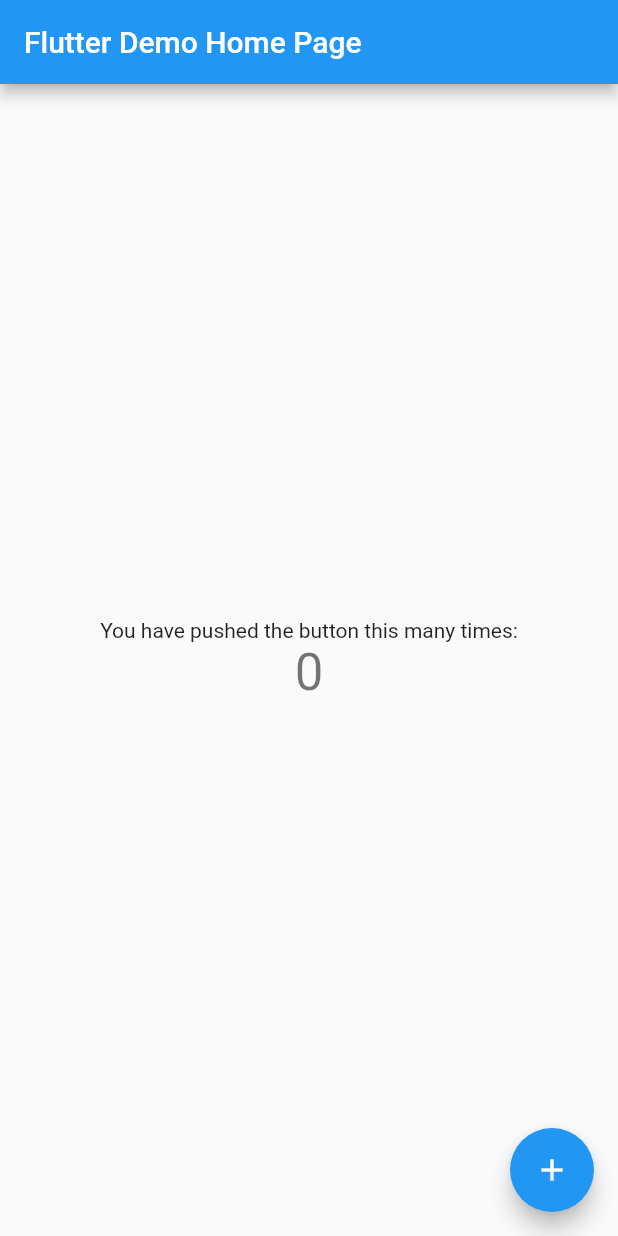
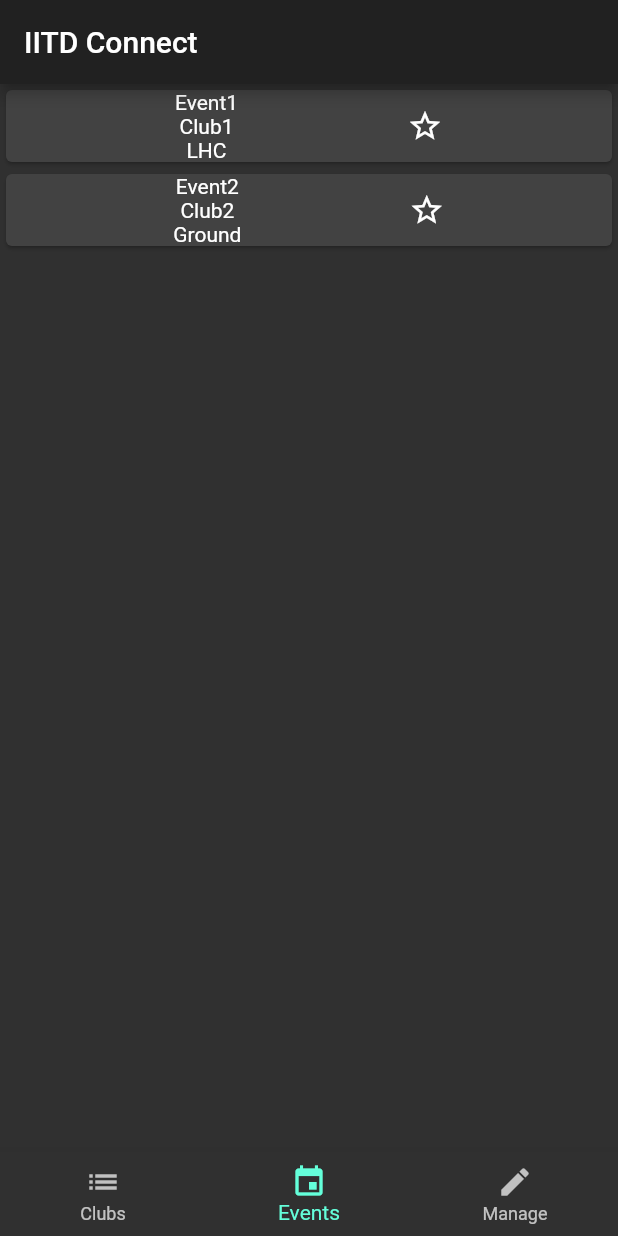
Before and after one commit to rohitagarwal0910/IITDConnectApp, a Flutter app: the screen it shows after launch, on a phone screen of 412 x 824 dp. Run offline on Flutter 3.47's test engine with Material 2 defaults, Android fonts, the phone set to English and light mode, and no system bars.

Commit message:
Added bottom nav bar and starter code for events

```diff
--- /dev/null
+++ b/lib/clubs_screen.dart
@@ -0,0 +1,13 @@
+import 'package:flutter/material.dart';
+
+class ClubsPage extends StatelessWidget {
+  final String title = 'Clubs';
+
+  @override
+  Widget build(BuildContext context) {
+    return Container(
+      margin: EdgeInsets.all(25),
+      child: Text('Club List Here'),
+    );
+  }
+}
--- /dev/null
+++ b/lib/events/event_card.dart
@@ -0,0 +1,53 @@
+import 'package:flutter/material.dart';
+
+import './events_screen.dart';
+
+class EventCard extends StatefulWidget {
+  final Event event;
+
+  EventCard(this.event);
+
+  @override
+  State<StatefulWidget> createState() {
+    return EventCardState();
+  }
+}
+
+class EventCardState extends State<EventCard> {
+  Event _event;
+  Icon _icon = Icon(Icons.star_border);
+
+  @override
+  void initState() {
+    _event = widget.event;
+    super.initState();
+  }
+
+  @override
+  Widget build(BuildContext context) {
+    return Card(
+      child: Row(
+        children: <Widget>[
+          Spacer(),
+          Column(
+            children: <Widget>[
+              Text(_event.eventName),
+              Text(_event.eventBody),
+              Text(_event.venue)
+            ],
+          ),
+          Spacer(),
+          GestureDetector(
+            onTap: () {
+              setState(() {
+                _icon = Icon(Icons.star);
+              });
+            },
+            child: _icon,
+          ),
+          Spacer(),
+        ],
+      ),
+    );
+  }
+}
--- /dev/null
+++ b/lib/events/event_list.dart
@@ -0,0 +1,17 @@
+import 'package:flutter/material.dart';
+
+import './events_screen.dart';
+import './event_card.dart';
+
+class EventList extends StatelessWidget {
+  final List<Event> events;
+
+  EventList(this.events);
+
+  @override
+  Widget build(BuildContext context) {
+    return Column(
+      children: events.map((element) => EventCard(element)).toList(),
+    );
+  }
+}
--- /dev/null
+++ b/lib/events/events_screen.dart
@@ -0,0 +1,42 @@
+import 'package:flutter/material.dart';
+
+import './event_list.dart';
+
+// dummy event class and two dummy events
+
+class Event {
+  String eventName;
+  String venue;
+  String about;
+  bool isStarred;
+  String eventBody;
+
+  Event(
+      {this.eventName, this.eventBody, this.venue, this.about, this.isStarred});
+}
+
+var dummyEvent = Event(
+    eventName: 'Event1',
+    eventBody: 'Club1',
+    venue: 'LHC',
+    about: 'jhkbj',
+    isStarred: false);
+
+var dummyEvent2 = Event(
+    eventName: 'Event2',
+    eventBody: 'Club2',
+    venue: 'Ground',
+    about: 'jhkbj2',
+    isStarred: false);
+
+List<Event> events = [dummyEvent, dummyEvent2];
+var uy = [dummyEvent, dummyEvent2];
+
+class EventsPage extends StatelessWidget {
+  @override
+  Widget build(BuildContext context) {
+    return Center(
+      child: EventList(events)
+    );
+  }
+}
--- a/lib/main.dart
+++ b/lib/main.dart
@@ -1,111 +1,56 @@
 import 'package:flutter/material.dart';
+
+import './events/events_screen.dart';
+import './clubs_screen.dart';
+import './manage_events.dart';
 
 void main() => runApp(MyApp());
 
-class MyApp extends StatelessWidget {
-  // This widget is the root of your application.
+class MyApp extends StatefulWidget {
+  @override
+  State<StatefulWidget> createState() {
+    return MyAppState();
+  }
+}
+
+class MyAppState extends State<MyApp> {
+  int _selectedScreen = 1;
+  final List<Widget> _screens = [ClubsPage(), EventsPage(), MyEventsPage()];
   @override
   Widget build(BuildContext context) {
     return MaterialApp(
-      title: 'Flutter Demo',
       theme: ThemeData(
-        // This is the theme of your application.
-        //
-        // Try running your application with "flutter run". You'll see the
-        // application has a blue toolbar. Then, without quitting the app, try
-        // changing the primarySwatch below to Colors.green and then invoke
-        // "hot reload" (press "r" in the console where you ran "flutter run",
-        // or simply save your changes to "hot reload" in a Flutter IDE).
-        // Notice that the counter didn't reset back to zero; the application
-        // is not restarted.
-        primarySwatch: Colors.blue,
+        brightness: Brightness.dark
       ),
-      home: MyHomePage(title: 'Flutter Demo Home Page'),
+      title: 'IITD Connect',
+      home: Scaffold(
+        appBar: AppBar(
+          title: Text('IITD Connect'),
+        ),
+        body: _screens[_selectedScreen],
+        bottomNavigationBar: BottomNavigationBar(
+          currentIndex: _selectedScreen,
+          onTap: (int index) {
+            setState(() {
+              _selectedScreen = index;
+            });
+          },
+          items: [
+            BottomNavigationBarItem(
+              icon: Icon(Icons.list),
+              title: Text('Clubs'),
+            ),
+            BottomNavigationBarItem(
+              icon: Icon(Icons.event),
+              title: Text('Events'),
+            ),
+            BottomNavigationBarItem(
+                //If admin account
+                icon: Icon(Icons.edit),
+                title: Text('Manage'))
+          ],
+        ),
+      ),
     );
   }
 }
-
-class MyHomePage extends StatefulWidget {
-  MyHomePage({Key key, this.title}) : super(key: key);
-
-  // This widget is the home page of your application. It is stateful, meaning
-  // that it has a State object (defined below) that contains fields that affect
-  // how it looks.
-
-  // This class is the configuration for the state. It holds the values (in this
-  // case the title) provided by the parent (in this case the App widget) and
-  // used by the build method of the State. Fields in a Widget subclass are
-  // always marked "final".
-
-  final String title;
-
-  @override
-  _MyHomePageState createState() => _MyHomePageState();
-}
-
-class _MyHomePageState extends State<MyHomePage> {
-  int _counter = 0;
-
-  void _incrementCounter() {
-    setState(() {
-      // This call to setState tells the Flutter framework that something has
-      // changed in this State, which causes it to rerun the build method below
-      // so that the display can reflect the updated values. If we changed
-      // _counter without calling setState(), then the build method would not be
-      // called again, and so nothing would appear to happen.
-      _counter++;
-    });
-  }
-
-  @override
-  Widget build(BuildContext context) {
-    // This method is rerun every time setState is called, for instance as done
-    // by the _incrementCounter method above.
-    //
-    // The Flutter framework has been optimized to make rerunning build methods
-    // fast, so that you can just rebuild anything that needs updating rather
-    // than having to individually change instances of widgets.
-    return Scaffold(
-      appBar: AppBar(
-        // Here we take the value from the MyHomePage object that was created by
-        // the App.build method, and use it to set our appbar title.
-        title: Text(widget.title),
-      ),
-      body: Center(
-        // Center is a layout widget. It takes a single child and positions it
-        // in the middle of the parent.
-        child: Column(
-          // Column is also layout widget. It takes a list of children and
-          // arranges them vertically. By default, it sizes itself to fit its
-          // children horizontally, and tries to be as tall as its parent.
-          //
-          // Invoke "debug painting" (press "p" in the console, choose the
-          // "Toggle Debug Paint" action from the Flutter Inspector in Android
-          // Studio, or the "Toggle Debug Paint" command in Visual Studio Code)
-          // to see the wireframe for each widget.
-          //
-          // Column has various properties to control how it sizes itself and
-          // how it positions its children. Here we use mainAxisAlignment to
-          // center the children vertically; the main axis here is the vertical
-          // axis because Columns are vertical (the cross axis would be
-          // horizontal).
-          mainAxisAlignment: MainAxisAlignment.center,
-          children: <Widget>[
-            Text(
-              'You have pushed the button this many times:',
-            ),
-            Text(
-              '$_counter',
-              style: Theme.of(context).textTheme.display1,
-            ),
-          ],
-        ),
-      ),
-      floatingActionButton: FloatingActionButton(
-        onPressed: _incrementCounter,
-        tooltip: 'Increment',
-        child: Icon(Icons.add),
-      ), // This trailing comma makes auto-formatting nicer for build methods.
-    );
-  }
-}
--- /dev/null
+++ b/lib/manage_events.dart
@@ -0,0 +1,13 @@
+import 'package:flutter/material.dart';
+
+class MyEventsPage extends StatelessWidget {
+  final String title = 'My Events';
+
+  @override
+  Widget build(BuildContext context) {
+    return Container(
+      margin: EdgeInsets.all(25),
+      child: Text('My Event List Here'),
+    );
+  }
+}
```
